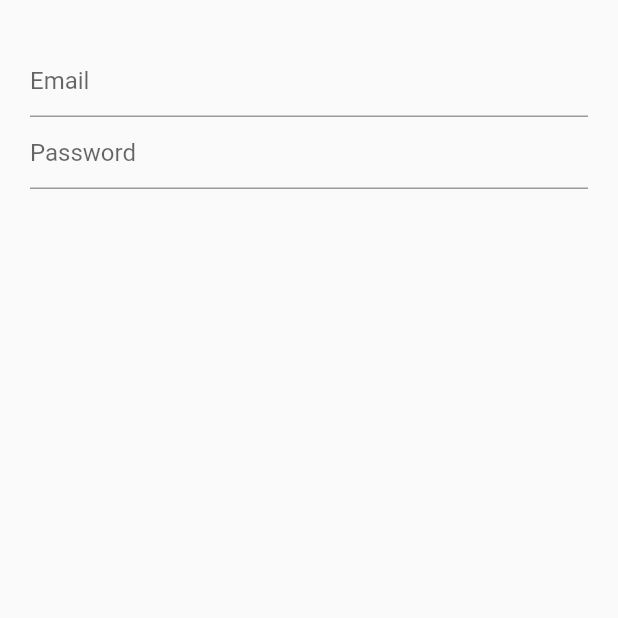
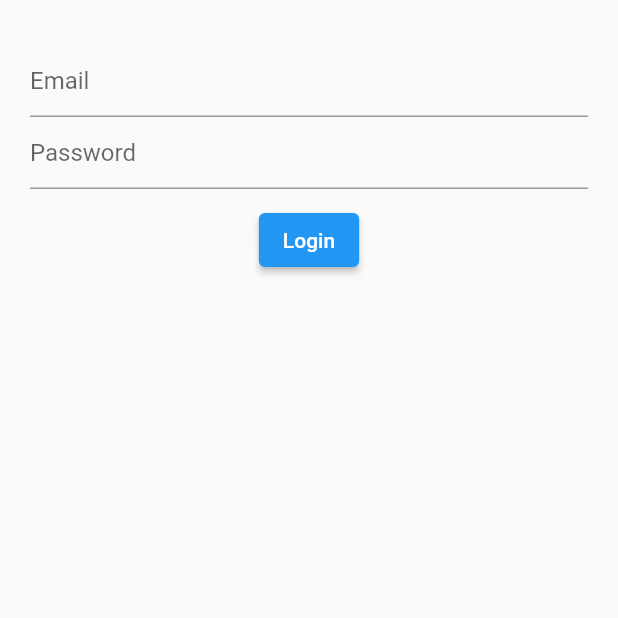
Before and after one commit to LunarioTK/Entry_app_login, a Flutter app: the screen it shows after launch, on a phone screen of 412 x 824 dp, the top half of it. Run offline on Flutter 3.47's test engine with Material 2 defaults, Android fonts, the phone set to English and light mode, and no system bars.

Commit message:
Adding login button

```diff
--- a/lib/screens/login.dart
+++ b/lib/screens/login.dart
@@ -26,6 +26,14 @@ class Login extends StatelessWidget {
                 decoration: const InputDecoration(
                   hintText: 'Password',
                 ),
+              ),
+
+              const SizedBox(height: 10),
+
+              // Button for login
+              ElevatedButton(
+                onPressed: () {},
+                child: const Text('Login'),
               )
             ],
           ),
```
